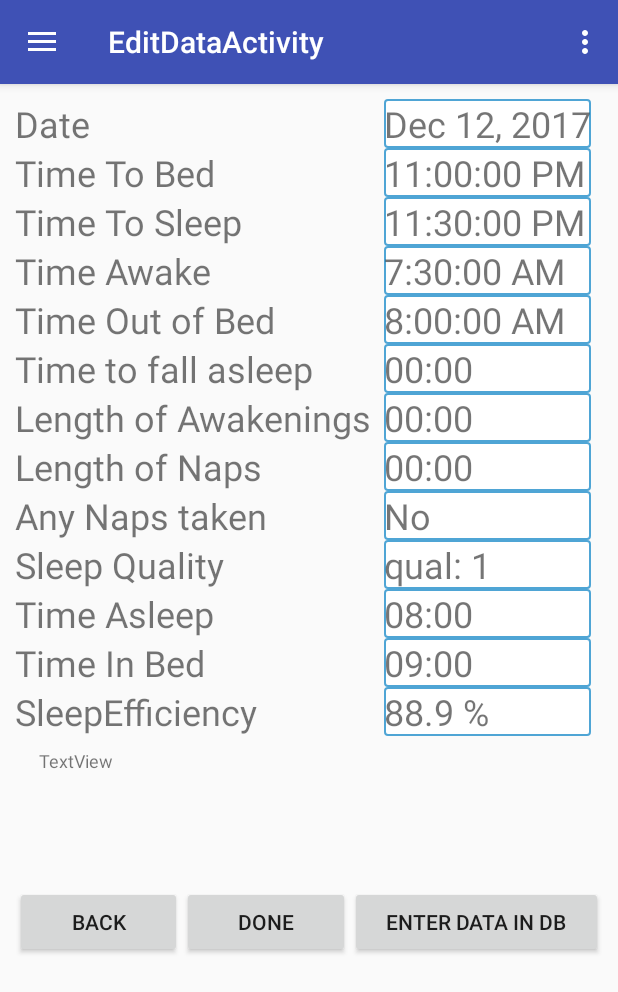
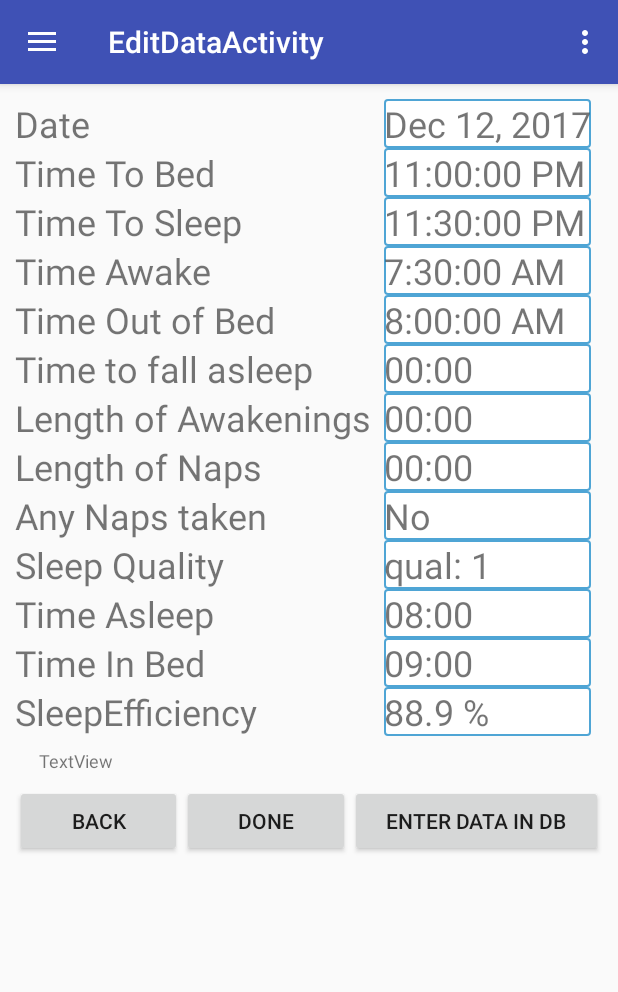
Before and after one commit to Junliu66/SleepyLog, an Android app: the EditDataActivity screen opened directly, with no data from a screen before it, on a phone screen of 412 x 824 dp. Shown: the top 992 px of the screen. Run offline under Robolectric (Android 15) with nearby library versions, the phone set to English and light mode, and no system bars; 1 statement that could not run was skipped.

Commit message:
buttons back

```diff
--- a/app/src/main/res/layout/content_edit_data.xml
+++ b/app/src/main/res/layout/content_edit_data.xml
@@ -319,7 +319,7 @@
 
     <ScrollView
         android:layout_width="match_parent"
-        android:layout_height="100dp">
+        android:layout_height="wrap_content">
 
         <TextView
             android:id="@+id/tvDisplayTest"
```
